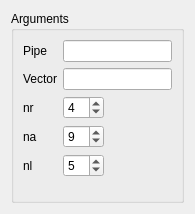
SalomePlatform/hexablock, file src/HEXABLOCKGUI/MakePipe_QTD.ui: the form before one commit.
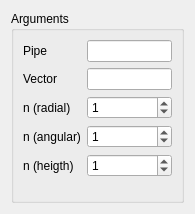
The form after the commit.

The edit to the form file:
```diff
--- a/src/HEXABLOCKGUI/MakePipe_QTD.ui
+++ b/src/HEXABLOCKGUI/MakePipe_QTD.ui
@@ -16,12 +16,24 @@
     <verstretch>0</verstretch>
    </sizepolicy>
   </property>
+  <property name="minimumSize">
+   <size>
+    <width>5</width>
+    <height>0</height>
+   </size>
+  </property>
   <property name="windowTitle">
    <string>Pipe Construction</string>
   </property>
   <layout class="QVBoxLayout" name="verticalLayout_3">
    <item>
     <widget class="QGroupBox" name="groupBox">
+     <property name="minimumSize">
+      <size>
+       <width>5</width>
+       <height>0</height>
+      </size>
+     </property>
      <property name="title">
       <string>Arguments</string>
      </property>
@@ -59,42 +71,69 @@
       <item row="5" column="0">
        <widget class="QLabel" name="label_3">
         <property name="text">
-         <string>nr</string>
+         <string>n (radial)</string>
         </property>
        </widget>
       </item>
       <item row="5" column="1">
        <widget class="QSpinBox" name="nr_spb">
+        <property name="sizePolicy">
+         <sizepolicy hsizetype="Expanding" vsizetype="Fixed">
+          <horstretch>0</horstretch>
+          <verstretch>0</verstretch>
+         </sizepolicy>
+        </property>
+        <property name="maximum">
+         <number>1000000</number>
+        </property>
         <property name="value">
-         <number>4</number>
+         <number>1</number>
         </property>
        </widget>
       </item>
       <item row="6" column="0">
        <widget class="QLabel" name="label_4">
         <property name="text">
-         <string>na</string>
+         <string>n (angular)</string>
         </property>
        </widget>
       </item>
       <item row="6" column="1">
        <widget class="QSpinBox" name="na_spb">
+        <property name="sizePolicy">
+         <sizepolicy hsizetype="Expanding" vsizetype="Fixed">
+          <horstretch>0</horstretch>
+          <verstretch>0</verstretch>
+         </sizepolicy>
+        </property>
+        <property name="maximum">
+         <number>1000000</number>
+        </property>
         <property name="value">
-         <number>9</number>
+         <number>1</number>
         </property>
        </widget>
       </item>
       <item row="8" column="0">
        <widget class="QLabel" name="label_5">
         <property name="text">
-         <string>nl</string>
+         <string>n (heigth)</string>
         </property>
        </widget>
       </item>
       <item row="8" column="1">
        <widget class="QSpinBox" name="nl_spb">
+        <property name="sizePolicy">
+         <sizepolicy hsizetype="Expanding" vsizetype="Fixed">
+          <horstretch>0</horstretch>
+          <verstretch>0</verstretch>
+         </sizepolicy>
+        </property>
+        <property name="maximum">
+         <number>1000000</number>
+        </property>
         <property name="value">
-         <number>5</number>
+         <number>1</number>
         </property>
        </widget>
       </item>
```
